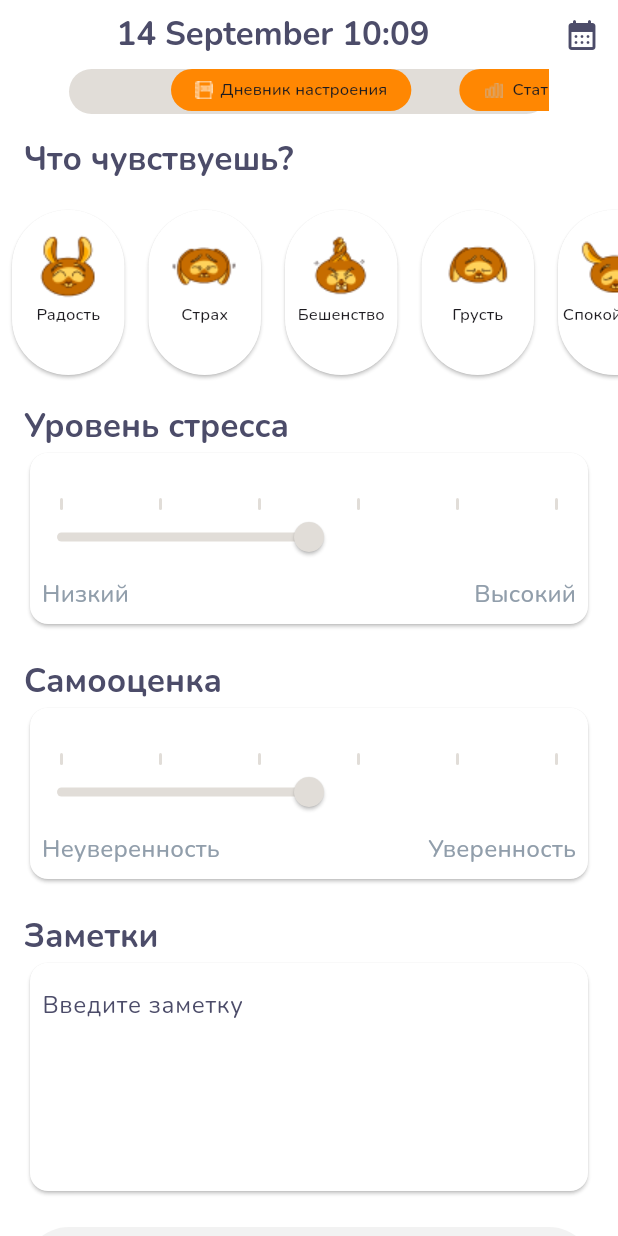
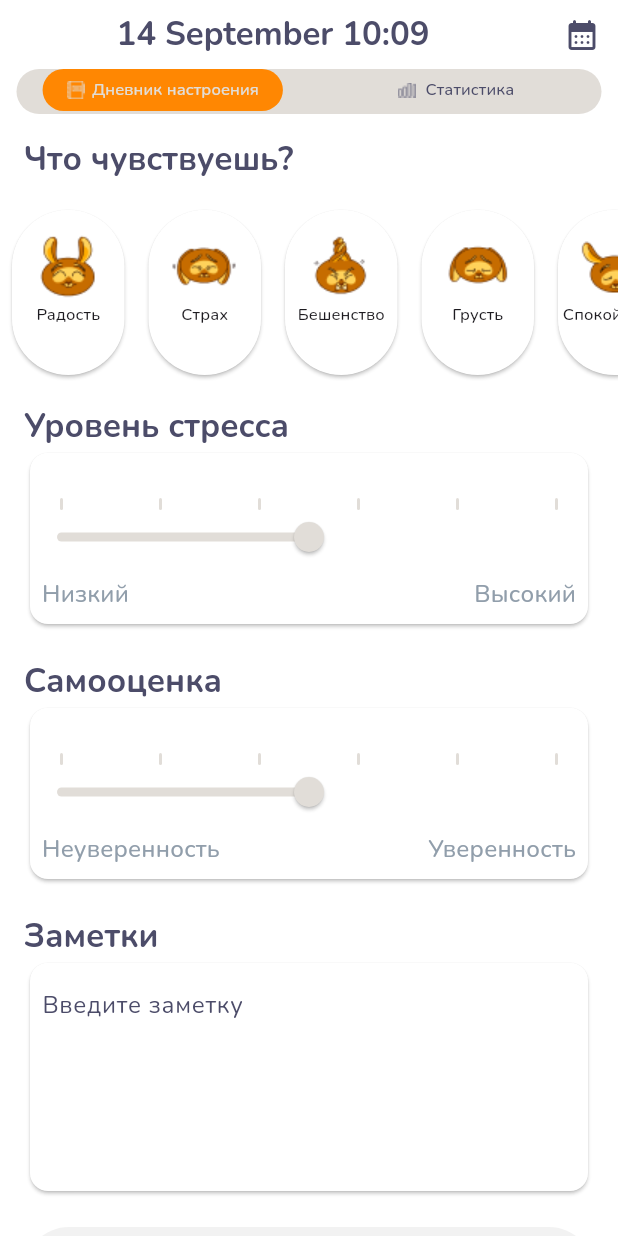
Before and after one commit to NikiWeasel/mood_calendar, a Flutter app: the screen it shows after launch, on a phone screen of 412 x 824 dp. Run offline on Flutter 3.47's test engine with Material 3 defaults, Android fonts, the phone set to English and light mode, and no system bars; our stand-ins replace date_format, flutter_riverpod, google_fonts; missing offline and left inert: scrollable_clean_calendar.

Commit message:
tab style fixes

```diff
--- a/lib/screens/calender_screen.dart
+++ b/lib/screens/calender_screen.dart
@@ -49,7 +49,11 @@ class _CalenderScreenState extends State<CalenderScreen> {
           ),
           actions: [
             TextButton(
-                onPressed: () {},
+                onPressed: () {
+                  setState(() {
+                    setDateTime(DateTime.now());
+                  });
+                },
                 child: Text(
                   'Сегодня',
                   style: Theme.of(context).textTheme.titleLarge!.copyWith(
--- a/lib/screens/home_screen.dart
+++ b/lib/screens/home_screen.dart
@@ -20,11 +20,12 @@ class _HomeScreenState extends State<HomeScreen> {
   String formattedDate =
       formatDate(DateTime.now(), [dd, ' ', MM, ' ', hh, ':', mm]);
 
+  var tabIndex = 0;
+
   void showDatePickerSheet() async {
     DateTime newValue = await Navigator.of(context)
         .push(MaterialPageRoute(builder: (ctx) => CalenderScreen()));
     setState(() {
-      if (newValue == null) return;
       formattedDate = formatDate(newValue, [dd, ' ', MM, ' ', hh, ':', mm]);
     });
   }
@@ -58,21 +59,31 @@ class _HomeScreenState extends State<HomeScreen> {
           bottom: PreferredSize(
             preferredSize: const Size.fromHeight(20.0),
             child: Container(
-              width: 320,
+              width: 390,
               height: 30,
               decoration: BoxDecoration(
                   color: Theme.of(context).colorScheme.primary,
                   borderRadius: BorderRadius.circular(47)),
-              child: const TabBar(
-                isScrollable: true,
+              child: TabBar(
+                // isScrollable: true,
+                onTap: (int index) {
+                  setState(() {
+                    tabIndex = index;
+                  });
+                },
+
                 dividerColor: Colors.transparent,
                 tabs: <Widget>[
                   CustomTab(
                     imageUrl: 'assets/icons/diary.png',
                     label: 'Дневник настроения',
+                    isSelected: tabIndex == 0 ? true : false,
                   ),
                   CustomTab(
-                      imageUrl: 'assets/icons/stat.png', label: 'Статистика'),
+                    imageUrl: 'assets/icons/stat.png',
+                    label: 'Статистика',
+                    isSelected: tabIndex == 1 ? true : false,
+                  ),
                 ],
                 indicator: BoxDecoration(),
               ),
--- a/lib/widgets/custom_tap.dart
+++ b/lib/widgets/custom_tap.dart
@@ -2,22 +2,29 @@ import 'package:flutter/cupertino.dart';
 import 'package:flutter/material.dart';
 
 class CustomTab extends StatelessWidget {
-  const CustomTab({super.key, required this.imageUrl, required this.label});
+  const CustomTab(
+      {super.key,
+      required this.imageUrl,
+      required this.label,
+      required this.isSelected});
 
   final String imageUrl;
   final String label;
+  final bool isSelected;
 
   @override
   Widget build(BuildContext context) {
     return Tab(
       child: Container(
         height: 30,
-        // width: 172,
+        // width: 200,
         padding: const EdgeInsets.symmetric(horizontal: 8.0),
-        decoration: BoxDecoration(
-          color: Theme.of(context).colorScheme.secondary,
-          borderRadius: BorderRadius.circular(47.0),
-        ),
+        decoration: isSelected
+            ? BoxDecoration(
+                color: Theme.of(context).colorScheme.secondary,
+                borderRadius: BorderRadius.circular(47.0),
+              )
+            : const BoxDecoration(),
         child: Padding(
           padding: const EdgeInsets.symmetric(horizontal: 8),
           child: Row(
@@ -26,16 +33,20 @@ class CustomTab extends StatelessWidget {
               Image.asset(
                 imageUrl,
                 height: 12,
+                color: isSelected
+                    ? Theme.of(context).colorScheme.primary
+                    : Theme.of(context).colorScheme.onSurface,
               ),
-              SizedBox(
+              const SizedBox(
                 width: 5,
               ),
               Text(
                 label,
-                style: Theme.of(context)
-                    .textTheme
-                    .titleSmall!
-                    .copyWith(fontSize: 11),
+                style: Theme.of(context).textTheme.titleSmall!.copyWith(
+                    fontSize: 11,
+                    color: isSelected
+                        ? Theme.of(context).colorScheme.primary
+                        : Theme.of(context).colorScheme.onSurface),
               ),
             ],
           ),
```
